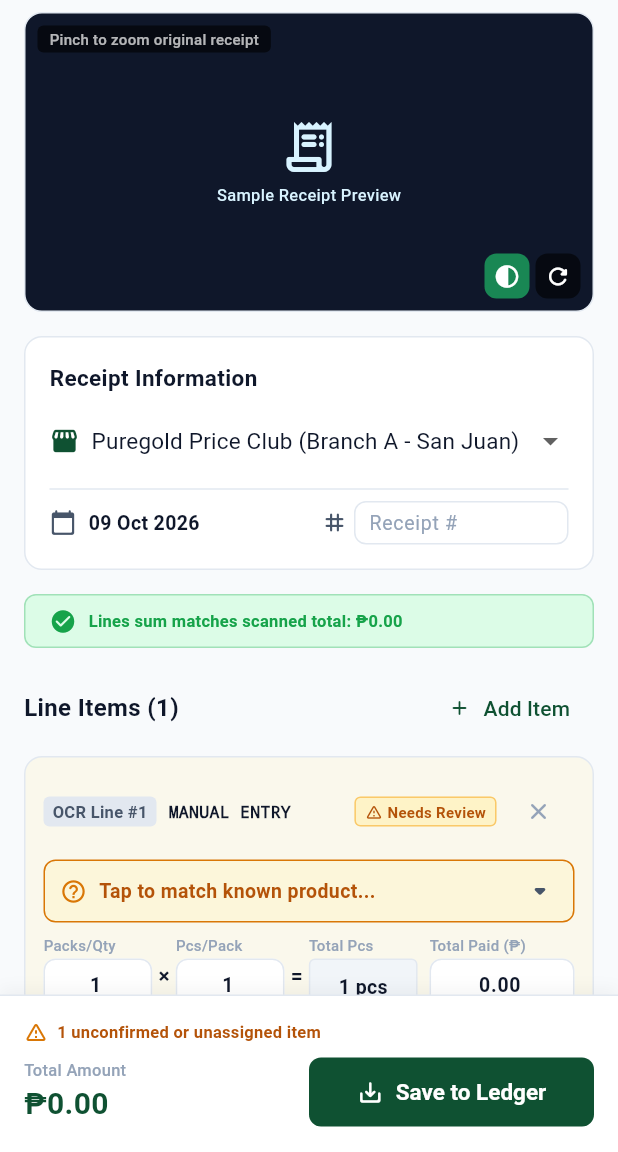
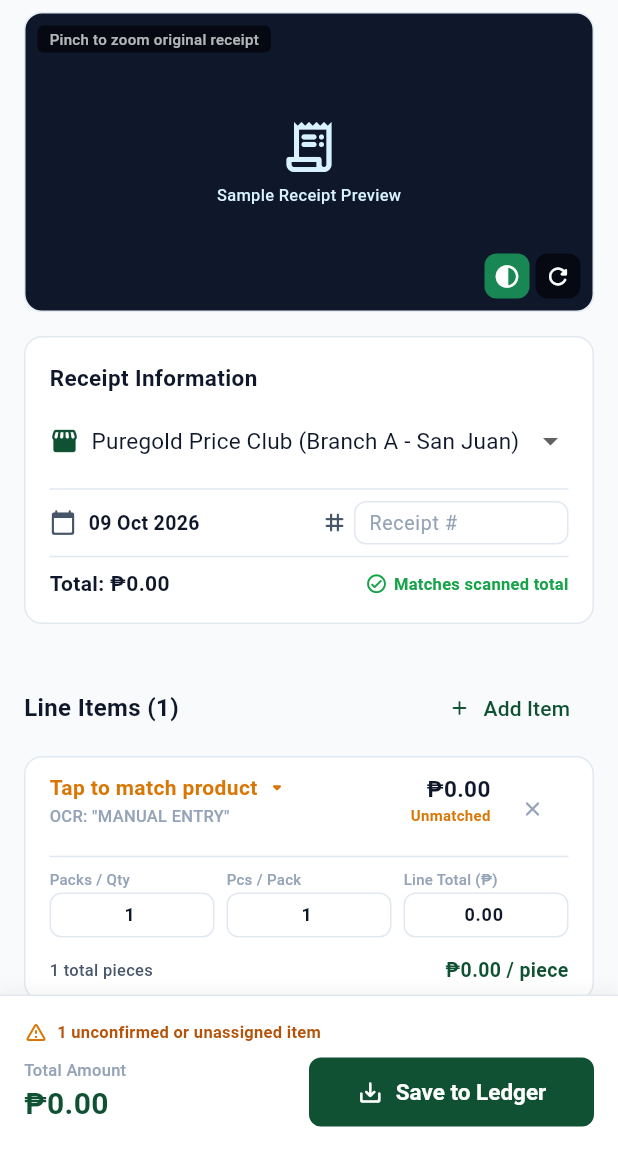
Before and after one commit to elvis1100/ReSeebo, a Flutter app: the ReviewMatchScreen screen opened directly with empty values, after a tap on the "tonality" icon, after a tap on "Add Item", on a phone screen of 412 x 824 dp, the part 84-1236 px from its top. Run offline on Flutter 3.47's test engine with Material 3 defaults, Android fonts, the light colour scheme and no system bars; our stand-ins replace image_picker; accounts and stored records are empty.

Commit message:
refactor(review): remove math equation glyphs and simplify line item editor

```diff
--- a/reseebo_app/lib/features/receipt_scan/screens/review_match_screen.dart
+++ b/reseebo_app/lib/features/receipt_scan/screens/review_match_screen.dart
@@ -364,56 +364,44 @@
                         ),
                       ],
                     ),
-                  ],
+                    const Divider(height: 16),
+                    Row(
+                      mainAxisAlignment: MainAxisAlignment.spaceBetween,
+                      children: [
+                        Text(
+                          'Total: ${CurrencyFormatter.format(_linesSum)}',
+                          style: AppTypography.headingSmall.copyWith(
+                            fontSize: 14,
+                            fontWeight: FontWeight.w700,
                           ),
                         ),
-            ),
-          ),
-
-          // Total validation & Balance banner
-          SliverToBoxAdapter(
-            child: Padding(
-              padding: const EdgeInsets.symmetric(horizontal: AppSpacing.m),
-              child: Container(
-                padding: const EdgeInsets.symmetric(
-                  horizontal: AppSpacing.m,
-                  vertical: AppSpacing.s,
-                ),
-                decoration: BoxDecoration(
-                  color: _isBalanced
-                      ? AppColors.priceCheaperBg
-                      : AppColors.warningBg,
-                  borderRadius: BorderRadius.circular(AppSpacing.radiusS),
-                  border: Border.all(
-                    color: _isBalanced
-                        ? AppColors.priceCheaper.withValues(alpha: 0.3)
-                        : AppColors.warning,
-                  ),
-                ),
-                child: Row(
+                        Row(
+                          mainAxisSize: MainAxisSize.min,
                           children: [
                             Icon(
                               _isBalanced
-                          ? Icons.check_circle_rounded
+                                  ? Icons.check_circle_outline_rounded
                                   : Icons.info_outline_rounded,
-                      size: 18,
+                              size: 15,
                               color: _isBalanced
                                   ? AppColors.priceCheaper
-                          : AppColors.accentDark,
+                                  : AppColors.accent,
                             ),
-                    const SizedBox(width: AppSpacing.s),
-                    Expanded(
-                      child: Text(
+                            const SizedBox(width: 4),
+                            Text(
                               _isBalanced
-                            ? 'Lines sum matches scanned total: ${CurrencyFormatter.format(_linesSum)}'
-                            : 'Lines sum: ${CurrencyFormatter.format(_linesSum)} (Scanned total: ${CurrencyFormatter.format(_scannedTotal)})',
+                                  ? 'Matches scanned total'
+                                  : 'Scanned: ${CurrencyFormatter.format(_scannedTotal)}',
                               style: AppTypography.caption.copyWith(
                                 color: _isBalanced
                                     ? AppColors.priceCheaper
-                              : AppColors.accentDark,
-                          fontWeight: FontWeight.w700,
+                                    : AppColors.accent,
+                                fontWeight: FontWeight.w600,
                               ),
                             ),
+                          ],
+                        ),
+                      ],
                     ),
                   ],
                 ),
--- a/reseebo_app/lib/features/receipt_scan/widgets/line_item_editor_row.dart
+++ b/reseebo_app/lib/features/receipt_scan/widgets/line_item_editor_row.dart
@@ -7,8 +7,10 @@
 import '../../../core/utils/currency_formatter.dart';
 import '../../../core/widgets/app_card.dart';
 
-/// Interactive line editor row supporting pack-to-piece conversions,
-/// on-the-fly unit cost calculations, and product alias reassignment.
+/// Clean, high-density line item editor following modern fintech design standards.
+///
+/// Removes arithmetic equation glyphs (`×`, `=`) and reduces visual noise,
+/// focusing on fast verification and clear price-per-piece outcomes.
 class LineItemEditorRow extends StatelessWidget {
   final ParsedLineItem line;
   final Product? matchedProduct;
@@ -38,246 +40,164 @@
     final totalPieces = (line.quantity * (line.piecesPerPack <= 0 ? 1 : line.piecesPerPack)).round();
 
     return AppCard(
-      padding: AppSpacing.compactCardPadding,
-      backgroundColor: isAmbiguous
-          ? AppColors.warningBg.withValues(alpha: 0.3)
-          : AppColors.surfaceCard,
+      padding: const EdgeInsets.symmetric(
+        horizontal: AppSpacing.m,
+        vertical: AppSpacing.s + 2,
+      ),
+      backgroundColor: AppColors.surfaceCard,
       child: Column(
         crossAxisAlignment: CrossAxisAlignment.start,
         children: [
-          // Top bar: Raw OCR string + Ambiguity Badge + Delete button
+          // Top: Title, matched product, and line total
           Row(
+            crossAxisAlignment: CrossAxisAlignment.start,
             children: [
-              Container(
-                padding: const EdgeInsets.symmetric(horizontal: 6, vertical: 2),
-                decoration: BoxDecoration(
-                  color: AppColors.border,
-                  borderRadius: BorderRadius.circular(4),
-                ),
+              Expanded(
+                child: Column(
+                  crossAxisAlignment: CrossAxisAlignment.start,
+                  children: [
+                    InkWell(
+                      onTap: onSelectProduct,
+                      borderRadius: BorderRadius.circular(AppSpacing.radiusXs),
+                      child: Row(
+                        mainAxisSize: MainAxisSize.min,
+                        children: [
+                          Flexible(
                             child: Text(
-                  'OCR Line #${index + 1}',
-                  style: AppTypography.caption.copyWith(
+                              hasProduct
+                                  ? matchedProduct!.displayTitle
+                                  : 'Tap to match product',
+                              style: AppTypography.headingSmall.copyWith(
+                                fontSize: 14,
+                                color: hasProduct
+                                    ? AppColors.textPrimary
+                                    : AppColors.accent,
                                 fontWeight: FontWeight.w700,
-                    color: AppColors.textSecondary,
-                  ),
-                ),
-              ),
-              const SizedBox(width: AppSpacing.s),
-              Expanded(
-                child: Text(
-                  line.rawDescription,
-                  style: AppTypography.caption.copyWith(
-                    fontFamily: 'monospace',
-                    fontWeight: FontWeight.w600,
-                    color: AppColors.textPrimary,
                               ),
                               maxLines: 1,
                               overflow: TextOverflow.ellipsis,
                             ),
                           ),
-              if (isAmbiguous) ...[
-                Container(
-                  padding: const EdgeInsets.symmetric(horizontal: 6, vertical: 2),
-                  decoration: BoxDecoration(
-                    color: AppColors.warningBg,
-                    borderRadius: BorderRadius.circular(4),
-                    border: Border.all(color: AppColors.warning.withValues(alpha: 0.5)),
+                          const SizedBox(width: 4),
+                          Icon(
+                            Icons.arrow_drop_down_rounded,
+                            size: 18,
+                            color: hasProduct
+                                ? AppColors.textSecondary
+                                : AppColors.accent,
                           ),
-                  child: Row(
-                    mainAxisSize: MainAxisSize.min,
+                        ],
+                      ),
+                    ),
+                    const SizedBox(height: 1),
+                    Text(
+                      'OCR: "${line.rawDescription}"',
+                      style: AppTypography.caption.copyWith(
+                        fontSize: 11,
+                        color: AppColors.textMuted,
+                      ),
+                      maxLines: 1,
+                      overflow: TextOverflow.ellipsis,
+                    ),
+                  ],
+                ),
+              ),
+              const SizedBox(width: AppSpacing.s),
+              Column(
+                crossAxisAlignment: CrossAxisAlignment.end,
                 children: [
-                      const Icon(
-                        Icons.warning_amber_rounded,
-                        size: 12,
-                        color: AppColors.accentDark,
+                  Text(
+                    CurrencyFormatter.format(line.netAmount),
+                    style: AppTypography.tableCellNumber.copyWith(
+                      fontSize: 15,
+                      fontWeight: FontWeight.w700,
                     ),
-                      const SizedBox(width: 3),
+                  ),
+                  if (isAmbiguous)
                     Text(
-                        'Needs Review',
+                      'Unmatched',
                       style: AppTypography.caption.copyWith(
                         fontSize: 10,
-                          fontWeight: FontWeight.w700,
-                          color: AppColors.accentDark,
+                        color: AppColors.accent,
+                        fontWeight: FontWeight.w600,
                       ),
                     ),
                 ],
               ),
-                ),
-                const SizedBox(width: AppSpacing.xs),
-              ],
+              const SizedBox(width: 4),
               IconButton(
                 padding: EdgeInsets.zero,
                 constraints: const BoxConstraints(),
                 icon: const Icon(
                   Icons.close_rounded,
-                  size: 18,
+                  size: 16,
                   color: AppColors.textMuted,
                 ),
                 onPressed: onRemove,
               ),
             ],
           ),
-          const SizedBox(height: AppSpacing.s),
+          const Divider(height: 16),
 
-          // Matched Product Selector Button
-          InkWell(
-            onTap: onSelectProduct,
-            borderRadius: BorderRadius.circular(AppSpacing.radiusS),
-            child: Container(
-              padding: const EdgeInsets.symmetric(
-                horizontal: AppSpacing.s + 2,
-                vertical: AppSpacing.s,
+          // Middle: Clean input fields without math symbols
+          Row(
+            children: [
+              Expanded(
+                child: _buildCompactField(
+                  label: 'Packs / Qty',
+                  value: line.quantity.toStringAsFixed(
+                    line.quantity.truncateToDouble() == line.quantity ? 0 : 2,
                   ),
-              decoration: BoxDecoration(
-                color: hasProduct
-                    ? AppColors.primarySurface
-                    : AppColors.accentLight.withValues(alpha: 0.5),
-                borderRadius: BorderRadius.circular(AppSpacing.radiusS),
-                border: Border.all(
-                  color: hasProduct
-                      ? AppColors.primary.withValues(alpha: 0.3)
-                      : AppColors.accent,
+                  onChanged: (val) {
+                    final d = double.tryParse(val) ?? 1.0;
+                    if (d > 0) onQuantityChanged(d);
+                  },
                 ),
-              ),
-              child: Row(
-                children: [
-                  Icon(
-                    hasProduct
-                        ? Icons.check_circle_rounded
-                        : Icons.help_outline_rounded,
-                    size: 18,
-                    color: hasProduct ? AppColors.primary : AppColors.accent,
               ),
               const SizedBox(width: AppSpacing.s),
               Expanded(
-                    child: Text(
-                      hasProduct
-                          ? matchedProduct!.displayTitle
-                          : 'Tap to match known product...',
-                      style: AppTypography.headingSmall.copyWith(
-                        fontSize: 13,
-                        color: hasProduct
-                            ? AppColors.primaryDark
-                            : AppColors.accentDark,
-                      ),
-                      maxLines: 1,
-                      overflow: TextOverflow.ellipsis,
-                    ),
-                  ),
-                  const Icon(
-                    Icons.arrow_drop_down_rounded,
-                    color: AppColors.textSecondary,
-                  ),
-                ],
-              ),
-            ),
-          ),
-          const SizedBox(height: AppSpacing.s),
-
-          // Pack math & price row
-          Row(
-            children: [
-              // Packs count input
-              Expanded(
-                flex: 3,
-                child: _buildSmallNumberField(
-                  label: 'Packs/Qty',
-                  value: line.quantity.toStringAsFixed(line.quantity.truncateToDouble() == line.quantity ? 0 : 2),
+                child: _buildCompactField(
+                  label: 'Pcs / Pack',
+                  value: line.piecesPerPack.toString(),
                   onChanged: (val) {
-                    final dVal = double.tryParse(val) ?? 1.0;
-                    if (dVal > 0) onQuantityChanged(dVal);
+                    final i = int.tryParse(val) ?? 1;
+                    if (i > 0) onPiecesPerPackChanged(i);
                   },
                 ),
               ),
-              const Padding(
-                padding: EdgeInsets.symmetric(horizontal: 4),
-                child: Text('×', style: TextStyle(fontWeight: FontWeight.bold)),
-              ),
-              // Pieces per pack
+              const SizedBox(width: AppSpacing.s),
               Expanded(
-                flex: 3,
-                child: _buildSmallNumberField(
-                  label: 'Pcs/Pack',
-                  value: line.piecesPerPack.toString(),
-                  onChanged: (val) {
-                    final intVal = int.tryParse(val) ?? 1;
-                    if (intVal > 0) onPiecesPerPackChanged(intVal);
-                  },
-                ),
-              ),
-              const Padding(
-                padding: EdgeInsets.symmetric(horizontal: 4),
-                child: Text('=', style: TextStyle(fontWeight: FontWeight.bold)),
-              ),
-              // Total pieces pill
-              Expanded(
-                flex: 3,
-                child: Column(
-                  crossAxisAlignment: CrossAxisAlignment.start,
-                  children: [
-                    Text(
-                      'Total Pcs',
-                      style: AppTypography.caption.copyWith(fontSize: 10),
-                    ),
-                    const SizedBox(height: 2),
-                    Container(
-                      height: 38,
-                      alignment: Alignment.center,
-                      decoration: BoxDecoration(
-                        color: AppColors.surfaceSubtle,
-                        borderRadius: BorderRadius.circular(AppSpacing.radiusXs),
-                        border: Border.all(color: AppColors.border),
-                      ),
-                      child: Text(
-                        '$totalPieces pcs',
-                        style: AppTypography.bodySmall.copyWith(
-                          fontWeight: FontWeight.w700,
-                          color: AppColors.textPrimary,
-                        ),
-                      ),
-                    ),
-                  ],
-                ),
-              ),
-              const SizedBox(width: AppSpacing.s),
-              // Line total price
-              Expanded(
-                flex: 4,
-                child: _buildSmallNumberField(
-                  label: 'Total Paid (₱)',
+                child: _buildCompactField(
+                  label: 'Line Total (₱)',
                   value: line.netAmount.toStringAsFixed(2),
                   isDecimal: true,
                   onChanged: (val) {
-                    final dVal = double.tryParse(val) ?? 0.0;
-                    if (dVal >= 0) onLineTotalChanged(dVal);
+                    final d = double.tryParse(val) ?? 0.0;
+                    if (d >= 0) onLineTotalChanged(d);
                   },
                 ),
               ),
             ],
           ),
-          const SizedBox(height: AppSpacing.xs),
-          const Divider(height: 12),
+          const SizedBox(height: AppSpacing.s),
 
-          // Unit cost bottom result callout
+          // Bottom: Clean calculated outcome
           Row(
             mainAxisAlignment: MainAxisAlignment.spaceBetween,
             children: [
               Text(
-                'Unit Cost: ${CurrencyFormatter.format(line.netAmount)} ÷ $totalPieces pcs',
-                style: AppTypography.caption,
+                '$totalPieces total pieces',
+                style: AppTypography.caption.copyWith(
+                  color: AppColors.textSecondary,
+                  fontWeight: FontWeight.w500,
                 ),
-              Container(
-                padding: const EdgeInsets.symmetric(horizontal: 8, vertical: 2),
-                decoration: BoxDecoration(
-                  color: AppColors.primarySurface,
-                  borderRadius: BorderRadius.circular(AppSpacing.radiusPill),
               ),
-                child: Text(
+              Text(
                 '${CurrencyFormatter.format(line.estimatedCostPerPiece)} / piece',
                 style: AppTypography.tableCellNumber.copyWith(
                   color: AppColors.primary,
                   fontWeight: FontWeight.w700,
-                  ),
+                  fontSize: 13,
                 ),
               ),
             ],
@@ -287,7 +207,7 @@
     );
   }
 
-  Widget _buildSmallNumberField({
+  Widget _buildCompactField({
     required String label,
     required String value,
     bool isDecimal = false,
@@ -302,18 +222,18 @@
         ),
         const SizedBox(height: 2),
         SizedBox(
-          height: 38,
+          height: 34,
           child: TextFormField(
             initialValue: value,
             keyboardType: TextInputType.numberWithOptions(decimal: isDecimal),
             textAlign: TextAlign.center,
-            style: AppTypography.tableCellNumber.copyWith(fontSize: 13),
+            style: AppTypography.tableCellNumber.copyWith(fontSize: 12),
             decoration: InputDecoration(
+              isDense: true,
               contentPadding: const EdgeInsets.symmetric(
                 horizontal: 4,
-                vertical: 8,
+                vertical: 6,
               ),
-              isDense: true,
               border: OutlineInputBorder(
                 borderRadius: BorderRadius.circular(AppSpacing.radiusXs),
               ),
```
Lines whose indentation alone changed are shown as unchanged.
